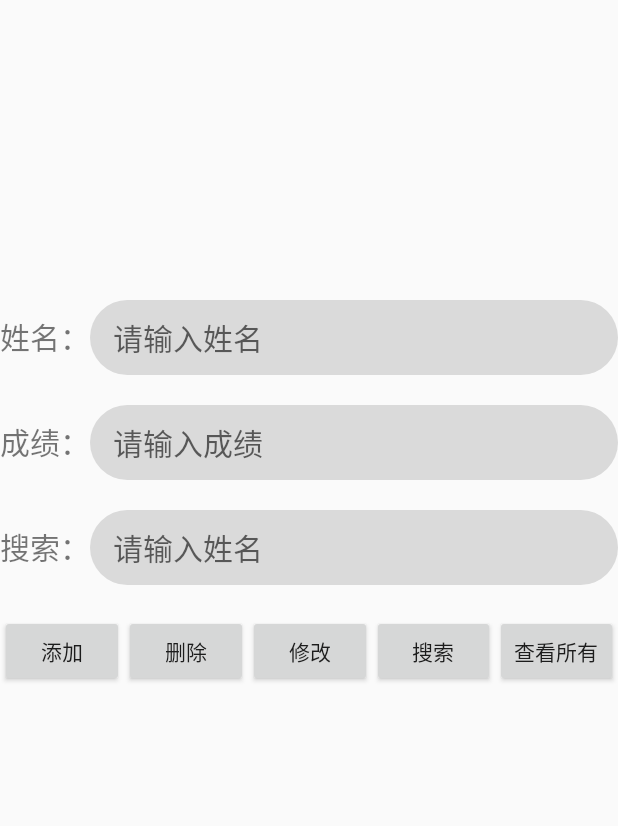
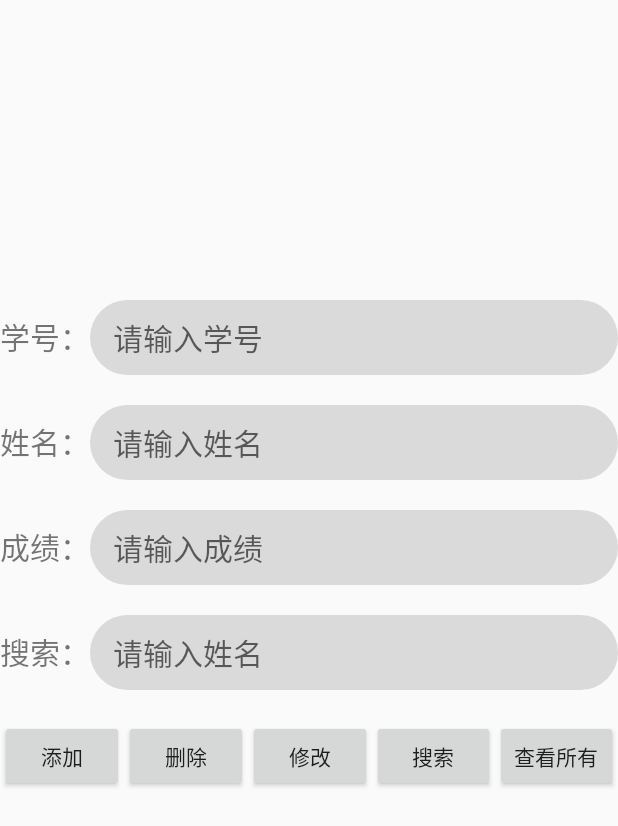
Before and after one commit to liangchen08330112/BigHomework, an Android app: the GradeImportActivity screen opened directly, with no data from a screen before it, on a phone screen of 412 x 824 dp. Shown: the top 826 px of the screen. Run offline under Robolectric (Android 15) with nearby library versions, the phone set to English and light mode, and no system bars; libraries missing offline, so code that uses them is left out: cn.bmob.v3; 1 statement that could not run was skipped.

Commit message:
1:07 完成！

```diff
--- a/app/build.gradle
+++ b/app/build.gradle
@@ -38,4 +38,10 @@ dependencies {
     testImplementation 'junit:junit:4.13.2'
     androidTestImplementation 'androidx.test.ext:junit:1.1.3'
     androidTestImplementation 'androidx.test.espresso:espresso-core:3.4.0'
+    implementation 'io.github.bmob:android-sdk:3.8.13'
+    implementation 'io.reactivex.rxjava2:rxjava:2.2.8'
+    implementation 'io.reactivex.rxjava2:rxandroid:2.1.1'
+    implementation 'com.squareup.okhttp3:okhttp:4.8.1'
+    implementation 'com.squareup.okio:okio:2.2.2'
+    implementation 'com.google.code.gson:gson:2.8.5'
 }
--- a/app/src/main/java/com/example/bighomework_v20/Users/LoginActivity.java
+++ b/app/src/main/java/com/example/bighomework_v20/Users/LoginActivity.java
@@ -33,6 +33,9 @@ public class LoginActivity extends AppCompatActivity implements View.OnClickList
         judge();//用于判断是否是第一次打开页面
         initView();
     }
+    /*
+    * 仅仅是判断是判断是否是第一次打开
+    * */
     private void judge(){
         SharedPreferences sp=getSharedPreferences("judge",MODE_PRIVATE);
         SharedPreferences.Editor editor=sp.edit();
--- a/app/src/main/java/com/example/bighomework_v20/Users/MainActivity.java
+++ b/app/src/main/java/com/example/bighomework_v20/Users/MainActivity.java
@@ -1,4 +1,7 @@
 package com.example.bighomework_v20.Users;
+/*
+*
+* */
 
 import androidx.appcompat.app.AppCompatActivity;
 import androidx.navigation.NavController;
--- a/app/src/main/res/layout/activity_grade_import.xml
+++ b/app/src/main/res/layout/activity_grade_import.xml
@@ -7,11 +7,34 @@
     android:layout_width="match_parent"
     android:layout_height="wrap_content"
     tools:context=".Users.GradeImportActivity">
+    <LinearLayout
+        android:layout_width="match_parent"
+        android:layout_height="wrap_content"
+        android:layout_marginTop="200dp"
+        android:orientation="horizontal">
+
+        <TextView
+            android:id="@+id/xuehao"
+            android:layout_width="wrap_content"
+            android:layout_height="wrap_content"
+            android:textSize="20sp"
+            android:text="学号：" />
+
+        <EditText
+            android:id="@+id/et_xuehao"
+            android:layout_width="wrap_content"
+            android:layout_height="50dp"
+            android:textSize="20sp"
+            android:hint="请输入学号"
+            android:paddingLeft="15dp"
+            android:background="@drawable/edittext"
+            android:ems="50" />
+    </LinearLayout>
 
     <LinearLayout
         android:layout_width="match_parent"
         android:layout_height="wrap_content"
-        android:layout_marginTop="200dp"
+        android:layout_marginTop="20dp"
         android:orientation="horizontal">
 
         <TextView
@@ -128,7 +151,7 @@
         android:id="@+id/linearLayout"
         android:layout_width="match_parent"
         android:layout_height="wrap_content"
-        android:orientation="horizontal">
+        android:orientation="vertical">
     </LinearLayout>
 
 </LinearLayout>
```
Also changed, not shown: app/src/main/AndroidManifest.xml (+15 -0 lines), app/src/main/java/com/example/bighomework_v20/Users/GradeImportActivity.java (+85 -42 lines), app/src/main/java/com/example/bighomework_v20/Users/StudentGrade.java (added, +44 -0 lines).
